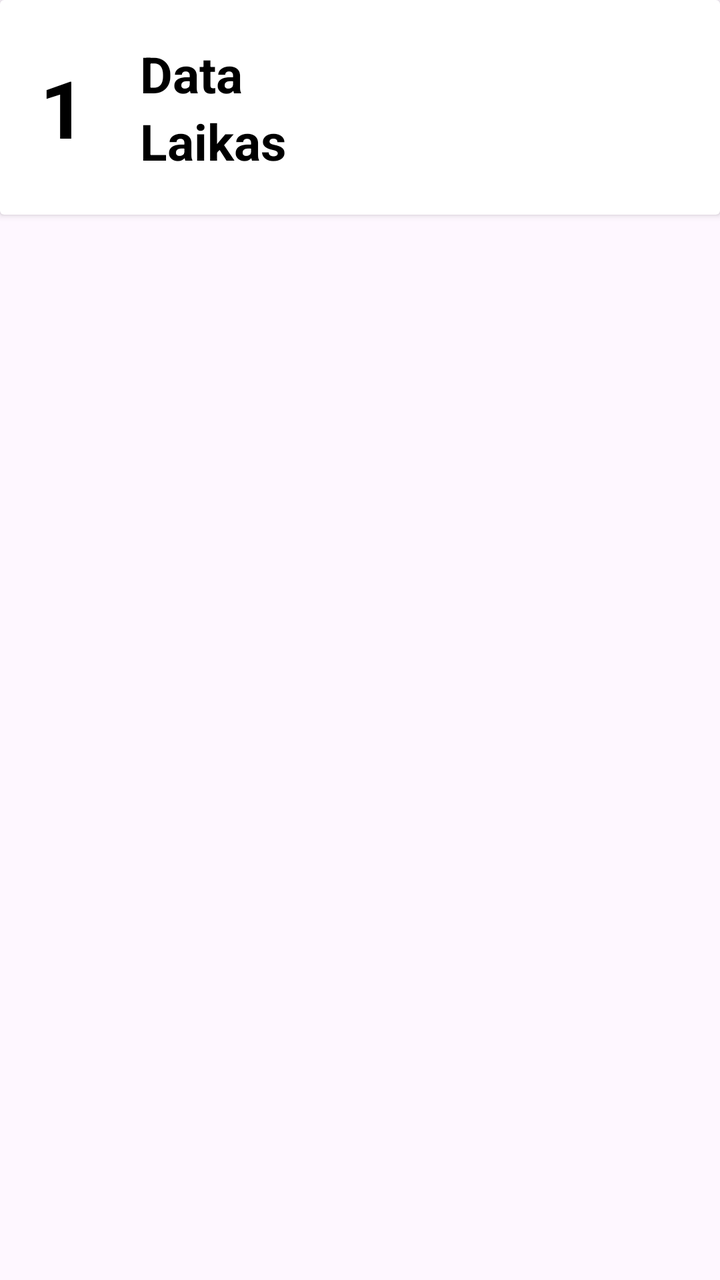
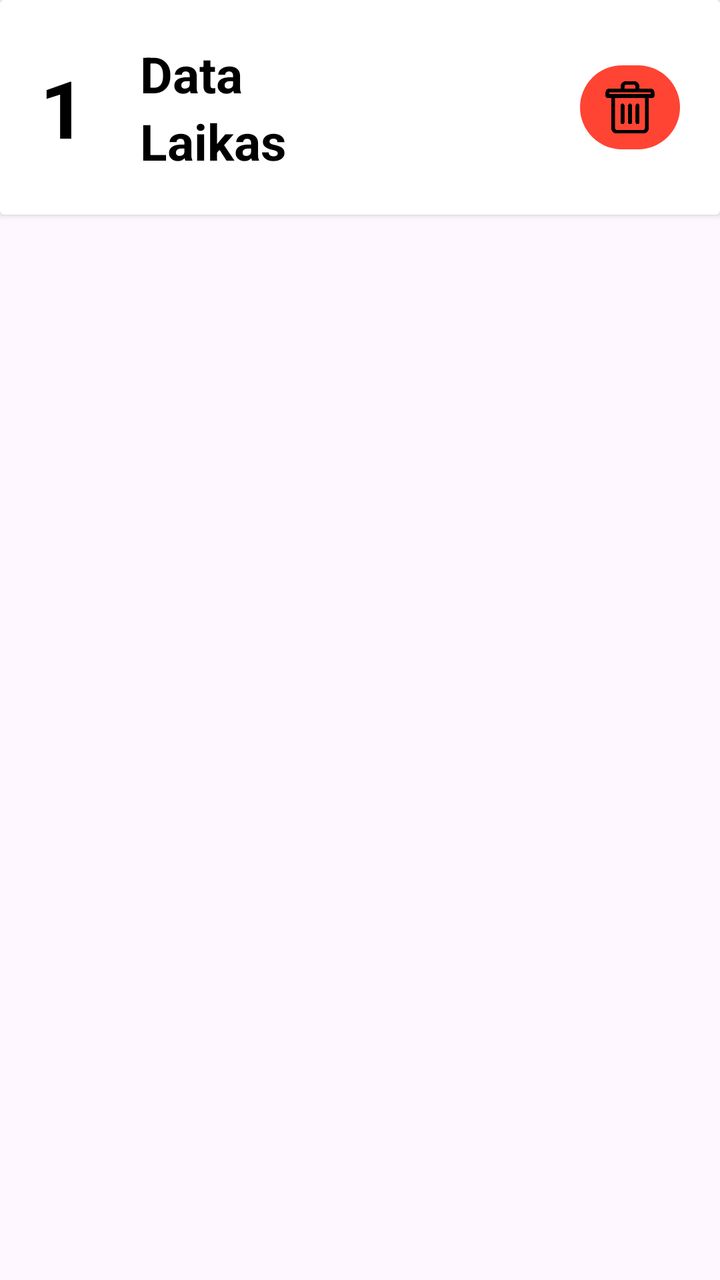

Compare the two renders of this Android layout. The source of the first and the diff that turns it into the second are given below.
<!-- AndroidManifest.xml: application theme Theme.Material3.Light -->
<!-- res/layout/meal_log_data_row.xml -->
<?xml version="1.0" encoding="utf-8"?>
<LinearLayout xmlns:android="http://schemas.android.com/apk/res/android"
    xmlns:app="http://schemas.android.com/apk/res-auto"
    xmlns:tools="http://schemas.android.com/tools"
    android:layout_width="match_parent"
    android:layout_height="wrap_content"
    android:id="@+id/mealLogDataMainView">

    <androidx.cardview.widget.CardView
        android:layout_width="match_parent"
        android:layout_height="wrap_content"
        android:layout_marginBottom="12dp">

        <androidx.constraintlayout.widget.ConstraintLayout
            android:layout_width="match_parent"
            android:layout_height="wrap_content"
            android:padding="20dp">

            <TextView
                android:id="@+id/logId"
                android:layout_width="wrap_content"
                android:layout_height="wrap_content"
                android:text="1"
                android:textSize="40sp"
                android:textStyle="bold"
                android:textColor="#000"
                app:layout_constraintBottom_toBottomOf="parent"
                app:layout_constraintStart_toStartOf="parent"
                app:layout_constraintTop_toTopOf="parent" />

            <TextView
                android:id="@+id/date"
                android:layout_width="match_parent"
                android:layout_height="wrap_content"
                android:layout_marginStart="50dp"
                android:text="Data"
                android:textColor="#000"
                android:textSize="25sp"
                android:textStyle="bold"
                app:layout_constraintEnd_toEndOf="parent"
                app:layout_constraintStart_toEndOf="@+id/logId"
                app:layout_constraintTop_toTopOf="parent" />

            <TextView
                android:id="@+id/time"
                android:layout_width="match_parent"
                android:layout_height="wrap_content"
                android:layout_marginStart="50dp"
                android:text="Laikas"
                android:textColor="#000"
                android:textSize="25sp"
                android:textStyle="bold"
                app:layout_constraintBottom_toBottomOf="parent"
                app:layout_constraintEnd_toEndOf="parent"
                app:layout_constraintStart_toEndOf="@+id/logId"
                app:layout_constraintTop_toBottomOf="@+id/date" />
        </androidx.constraintlayout.widget.ConstraintLayout>
    </androidx.cardview.widget.CardView>
</LinearLayout>
<!-- resources referenced by this layout -->
<resources>

</resources>

<!-- the commit's change to res/layout/meal_log_data_row.xml (unified diff, before → after) -->
@@ -54,6 +54,34 @@
                 app:layout_constraintEnd_toEndOf="parent"
                 app:layout_constraintStart_toEndOf="@+id/logId"
                 app:layout_constraintTop_toBottomOf="@+id/date" />
+
+            <androidx.constraintlayout.widget.ConstraintLayout
+                android:id="@+id/deleteLayout"
+                android:layout_width="wrap_content"
+                android:layout_height="wrap_content"
+                app:layout_constraintBottom_toBottomOf="parent"
+                app:layout_constraintEnd_toEndOf="parent"
+                app:layout_constraintTop_toTopOf="parent">
+
+                <Button
+                    android:id="@+id/deleteButton"
+                    android:layout_width="50dp"
+                    android:layout_height="50dp"
+                    app:backgroundTint="@color/redOrange"
+                    app:layout_constraintBottom_toBottomOf="parent"
+                    app:layout_constraintEnd_toEndOf="parent"
+                    app:layout_constraintTop_toTopOf="parent" />
+
+                <ImageView
+                    android:id="@+id/deleteImage"
+                    android:layout_width="30dp"
+                    android:layout_height="30dp"
+                    android:src="@drawable/ic_trash"
+                    app:layout_constraintBottom_toBottomOf="@+id/deleteButton"
+                    app:layout_constraintEnd_toEndOf="@+id/deleteButton"
+                    app:layout_constraintStart_toStartOf="@+id/deleteButton"
+                    app:layout_constraintTop_toTopOf="parent" />
+            </androidx.constraintlayout.widget.ConstraintLayout>
         </androidx.constraintlayout.widget.ConstraintLayout>
     </androidx.cardview.widget.CardView>
 </LinearLayout>
<!-- resource entries referenced after the edit -->
@@ -1,5 +1,6 @@
 <!-- resources referenced by this layout -->
 <resources>
-
+  <color name="redOrange">#FFFF4433</color>
+  <!-- drawable ic_trash: png bitmap (drawable, 6735 bytes) -->
 </resources>
 
